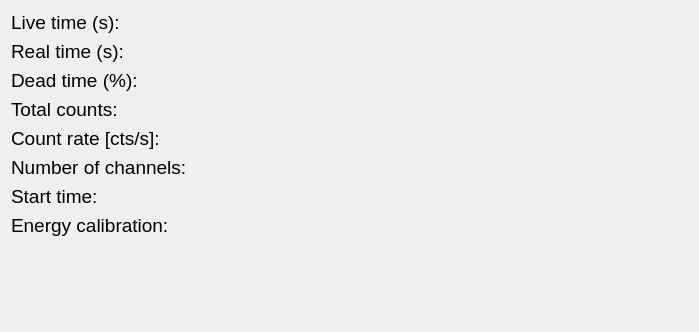
First picture: the form in nasagamma/win_info_file.ui, repository mauricioAyllon/NASA-gamma, before the edit.
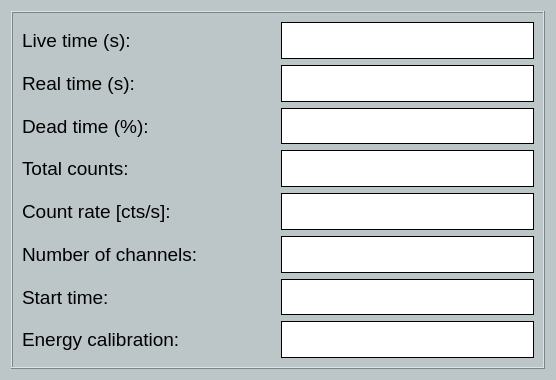
Second picture: the form after the edit.

The edit to the form file:
```diff
--- a/nasagamma/win_info_file.ui
+++ b/nasagamma/win_info_file.ui
@@ -6,13 +6,22 @@
    <rect>
     <x>0</x>
     <y>0</y>
-    <width>699</width>
-    <height>332</height>
+    <width>556</width>
+    <height>380</height>
    </rect>
   </property>
   <property name="palette">
    <palette>
     <active>
+     <colorrole role="Button">
+      <brush brushstyle="SolidPattern">
+       <color alpha="255">
+        <red>188</red>
+        <green>198</green>
+        <blue>200</blue>
+       </color>
+      </brush>
+     </colorrole>
      <colorrole role="Text">
       <brush brushstyle="SolidPattern">
        <color alpha="255">
@@ -22,8 +31,35 @@
        </color>
       </brush>
      </colorrole>
+     <colorrole role="Base">
+      <brush brushstyle="SolidPattern">
+       <color alpha="255">
+        <red>188</red>
+        <green>198</green>
+        <blue>200</blue>
+       </color>
+      </brush>
+     </colorrole>
+     <colorrole role="Window">
+      <brush brushstyle="SolidPattern">
+       <color alpha="255">
+        <red>188</red>
+        <green>198</green>
+        <blue>200</blue>
+       </color>
+      </brush>
+     </colorrole>
     </active>
     <inactive>
+     <colorrole role="Button">
+      <brush brushstyle="SolidPattern">
+       <color alpha="255">
+        <red>188</red>
+        <green>198</green>
+        <blue>200</blue>
+       </color>
+      </brush>
+     </colorrole>
      <colorrole role="Text">
       <brush brushstyle="SolidPattern">
        <color alpha="255">
@@ -33,8 +69,35 @@
        </color>
       </brush>
      </colorrole>
+     <colorrole role="Base">
+      <brush brushstyle="SolidPattern">
+       <color alpha="255">
+        <red>188</red>
+        <green>198</green>
+        <blue>200</blue>
+       </color>
+      </brush>
+     </colorrole>
+     <colorrole role="Window">
+      <brush brushstyle="SolidPattern">
+       <color alpha="255">
+        <red>188</red>
+        <green>198</green>
+        <blue>200</blue>
+       </color>
+      </brush>
+     </colorrole>
     </inactive>
     <disabled>
+     <colorrole role="Button">
+      <brush brushstyle="SolidPattern">
+       <color alpha="255">
+        <red>188</red>
+        <green>198</green>
+        <blue>200</blue>
+       </color>
+      </brush>
+     </colorrole>
      <colorrole role="Text">
       <brush brushstyle="SolidPattern">
        <color alpha="255">
@@ -44,13 +107,43 @@
        </color>
       </brush>
      </colorrole>
+     <colorrole role="Base">
+      <brush brushstyle="SolidPattern">
+       <color alpha="255">
+        <red>188</red>
+        <green>198</green>
+        <blue>200</blue>
+       </color>
+      </brush>
+     </colorrole>
+     <colorrole role="Window">
+      <brush brushstyle="SolidPattern">
+       <color alpha="255">
+        <red>188</red>
+        <green>198</green>
+        <blue>200</blue>
+       </color>
+      </brush>
+     </colorrole>
     </disabled>
    </palette>
   </property>
   <property name="windowTitle">
    <string>Dialog</string>
   </property>
-  <layout class="QFormLayout" name="formLayout">
+  <property name="styleSheet">
+   <string notr="true">background-color: rgb(188, 198, 200);</string>
+  </property>
+  <layout class="QGridLayout" name="gridLayout">
+   <item row="0" column="0">
+    <widget class="QFrame" name="frame">
+     <property name="frameShape">
+      <enum>QFrame::Box</enum>
+     </property>
+     <property name="frameShadow">
+      <enum>QFrame::Raised</enum>
+     </property>
+     <layout class="QGridLayout" name="gridLayout_2">
    <item row="0" column="0">
     <widget class="QLabel" name="label">
      <property name="font">
@@ -70,6 +163,12 @@
        <pointsize>12</pointsize>
       </font>
      </property>
+        <property name="styleSheet">
+         <string notr="true">background-color: rgb(255, 255, 255);</string>
+        </property>
+        <property name="frameShape">
+         <enum>QFrame::Box</enum>
+        </property>
      <property name="text">
       <string/>
      </property>
@@ -94,6 +193,12 @@
        <pointsize>12</pointsize>
       </font>
      </property>
+        <property name="styleSheet">
+         <string notr="true">background-color: rgb(255, 255, 255);</string>
+        </property>
+        <property name="frameShape">
+         <enum>QFrame::Box</enum>
+        </property>
      <property name="text">
       <string/>
      </property>
@@ -118,6 +223,12 @@
        <pointsize>12</pointsize>
       </font>
      </property>
+        <property name="styleSheet">
+         <string notr="true">background-color: rgb(255, 255, 255);</string>
+        </property>
+        <property name="frameShape">
+         <enum>QFrame::Box</enum>
+        </property>
      <property name="text">
       <string/>
      </property>
@@ -142,6 +253,12 @@
        <pointsize>12</pointsize>
       </font>
      </property>
+        <property name="styleSheet">
+         <string notr="true">background-color: rgb(255, 255, 255);</string>
+        </property>
+        <property name="frameShape">
+         <enum>QFrame::Box</enum>
+        </property>
      <property name="text">
       <string/>
      </property>
@@ -166,6 +283,12 @@
        <pointsize>12</pointsize>
       </font>
      </property>
+        <property name="styleSheet">
+         <string notr="true">background-color: rgb(255, 255, 255);</string>
+        </property>
+        <property name="frameShape">
+         <enum>QFrame::Box</enum>
+        </property>
      <property name="text">
       <string/>
      </property>
@@ -190,6 +313,12 @@
        <pointsize>12</pointsize>
       </font>
      </property>
+        <property name="styleSheet">
+         <string notr="true">background-color: rgb(255, 255, 255);</string>
+        </property>
+        <property name="frameShape">
+         <enum>QFrame::Box</enum>
+        </property>
      <property name="text">
       <string/>
      </property>
@@ -214,6 +343,12 @@
        <pointsize>12</pointsize>
       </font>
      </property>
+        <property name="styleSheet">
+         <string notr="true">background-color: rgb(255, 255, 255);</string>
+        </property>
+        <property name="frameShape">
+         <enum>QFrame::Box</enum>
+        </property>
      <property name="text">
       <string/>
      </property>
@@ -238,9 +373,18 @@
        <pointsize>12</pointsize>
       </font>
      </property>
+        <property name="styleSheet">
+         <string notr="true">background-color: rgb(255, 255, 255);</string>
+        </property>
+        <property name="frameShape">
+         <enum>QFrame::Box</enum>
+        </property>
      <property name="text">
       <string/>
      </property>
+       </widget>
+      </item>
+     </layout>
     </widget>
    </item>
   </layout>
```
Lines whose indentation alone changed are shown as unchanged.
